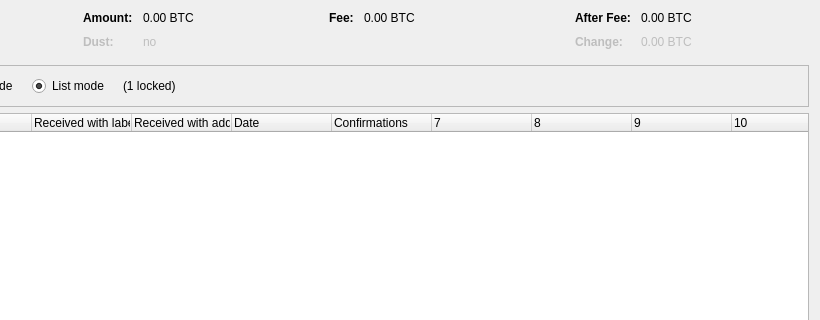
barrystyle/SUQA-0.17.1, file src/qt/forms/coincontroldialog.ui: the form before one commit; both pictures show x 180 to 1000 and y 0 to 320 of the 1000 by 500 pixel window.
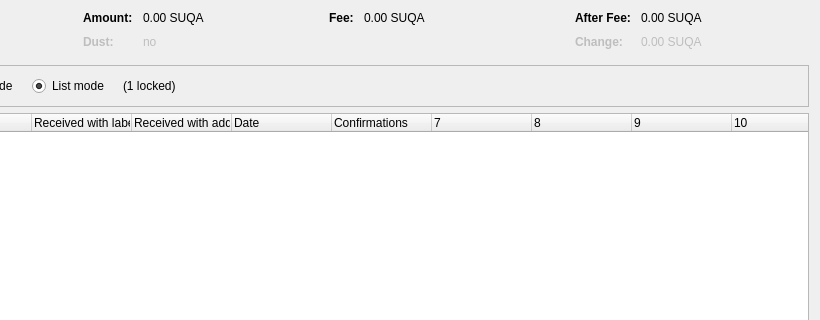
The form after the commit. Custom widgets are drawn as their Qt base class.

```diff
--- a/src/qt/forms/coincontroldialog.ui
+++ b/src/qt/forms/coincontroldialog.ui
@@ -132,7 +132,7 @@
           <enum>Qt::ActionsContextMenu</enum>
          </property>
          <property name="text">
-          <string notr="true">0.00 BTC</string>
+          <string notr="true">0.00 SUQA</string>
          </property>
          <property name="textInteractionFlags">
           <set>Qt::LinksAccessibleByMouse|Qt::TextSelectableByKeyboard|Qt::TextSelectableByMouse</set>
@@ -212,7 +212,7 @@
           <enum>Qt::ActionsContextMenu</enum>
          </property>
          <property name="text">
-          <string notr="true">0.00 BTC</string>
+          <string notr="true">0.00 SUQA</string>
          </property>
          <property name="textInteractionFlags">
           <set>Qt::LinksAccessibleByMouse|Qt::TextSelectableByKeyboard|Qt::TextSelectableByMouse</set>
@@ -257,7 +257,7 @@
           <enum>Qt::ActionsContextMenu</enum>
          </property>
          <property name="text">
-          <string notr="true">0.00 BTC</string>
+          <string notr="true">0.00 SUQA</string>
          </property>
          <property name="textInteractionFlags">
           <set>Qt::LinksAccessibleByMouse|Qt::TextSelectableByKeyboard|Qt::TextSelectableByMouse</set>
@@ -292,7 +292,7 @@
           <enum>Qt::ActionsContextMenu</enum>
          </property>
          <property name="text">
-          <string notr="true">0.00 BTC</string>
+          <string notr="true">0.00 SUQA</string>
          </property>
          <property name="textInteractionFlags">
           <set>Qt::LinksAccessibleByMouse|Qt::TextSelectableByKeyboard|Qt::TextSelectableByMouse</set>
```
